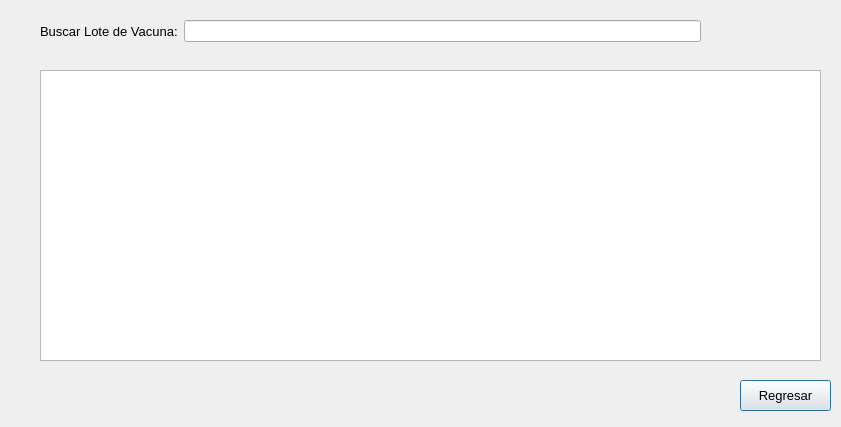
Old version of the form PAF_GUI/PAF_GRAFICA/gui/gestionaralmacenes.ui in the repository JMOrbegoso/USS-2021-II-PP.
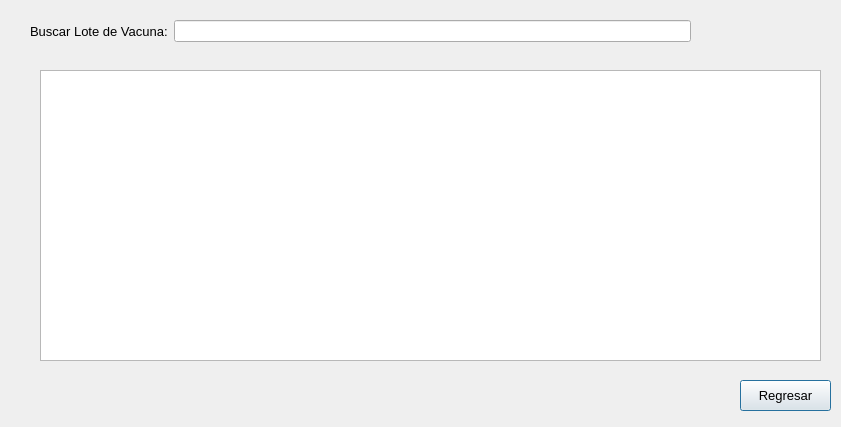
New version of the form. Icons and pictures are not drawn.

Patch:
```diff
--- a/PAF_GUI/PAF_GRAFICA/gui/gestionaralmacenes.ui
+++ b/PAF_GUI/PAF_GRAFICA/gui/gestionaralmacenes.ui
@@ -20,7 +20,7 @@
   <widget class="QWidget" name="formLayoutWidget">
    <property name="geometry">
     <rect>
-     <x>40</x>
+     <x>30</x>
      <y>20</y>
      <width>661</width>
      <height>31</height>
```
